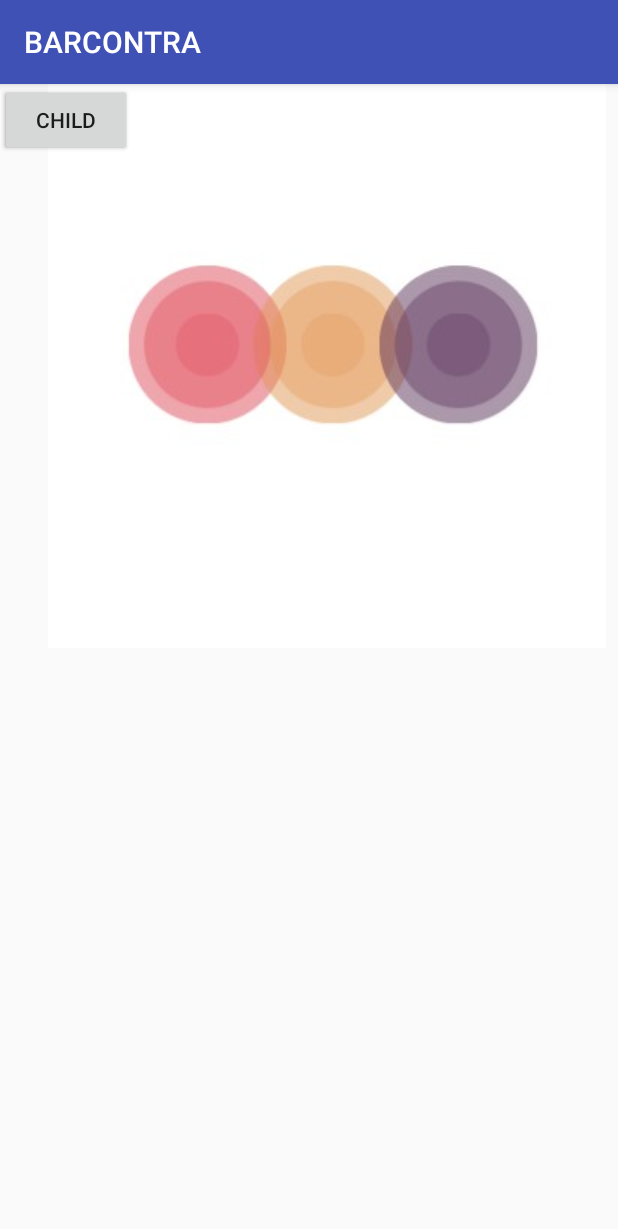
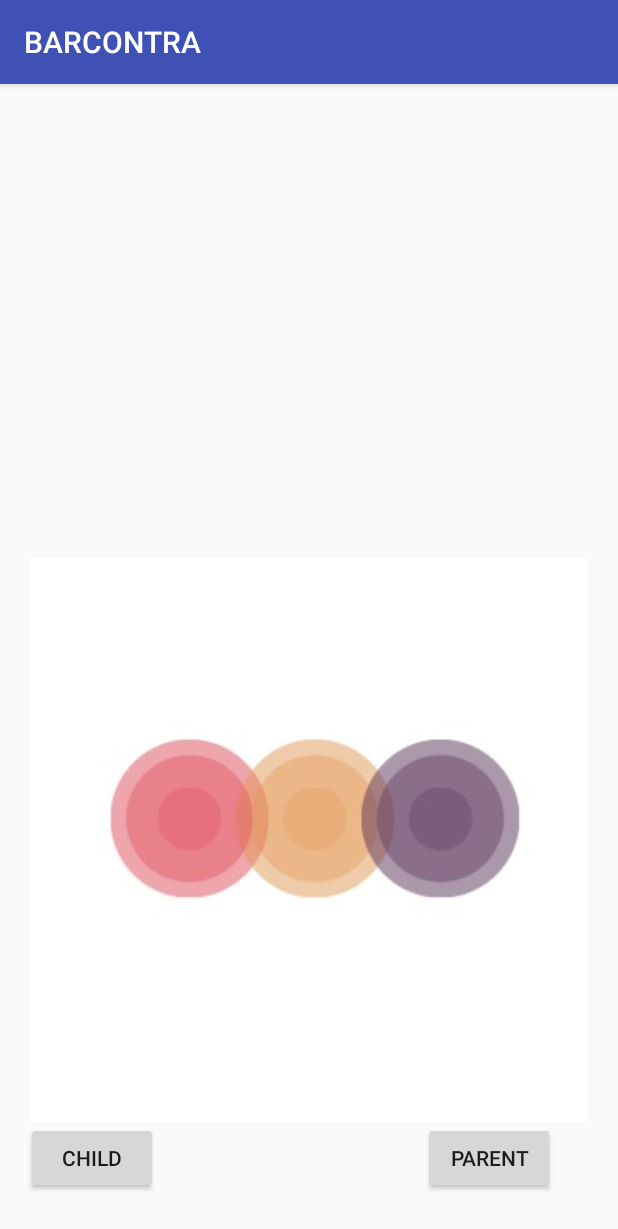
Before and after one commit to gshashank84/Barcontra, an Android app: the StartActivity screen opened directly, with no data from a screen before it, on a phone screen of 412 x 824 dp. Shown: the top 1229 px of the screen. Run offline under Robolectric (Android 15) with nearby library versions, the phone set to English and light mode, and no system bars.

```diff
--- a/app/src/main/AndroidManifest.xml
+++ b/app/src/main/AndroidManifest.xml
@@ -47,9 +47,7 @@
         <activity
             android:name=".MapsActivity"
             android:label="@string/title_activity_maps" />
-        <activity
-            android:name=".LoginActivity"
-            android:label="@string/title_activity_login" />
+
         <activity android:name=".StartActivity">
             <intent-filter>
                 <action android:name="android.intent.action.MAIN" />
--- a/app/src/main/java/com/orizon/shashank_ayush/barcontra/StartActivity.java
+++ b/app/src/main/java/com/orizon/shashank_ayush/barcontra/StartActivity.java
@@ -1,7 +1,11 @@
 package com.orizon.shashank_ayush.barcontra;
 
+import android.app.Activity;
+import android.content.Intent;
 import android.support.v7.app.AppCompatActivity;
 import android.os.Bundle;
+import android.view.View;
+import android.widget.Button;
 
 public class StartActivity extends AppCompatActivity {
 
@@ -9,5 +13,25 @@ public class StartActivity extends AppCompatActivity {
     protected void onCreate(Bundle savedInstanceState) {
         super.onCreate(savedInstanceState);
         setContentView(R.layout.activity_start);
+
+        Button btn1 = (Button)findViewById(R.id.button3);
+        btn1.setOnClickListener(new View.OnClickListener() {
+            public void onClick(View v) {
+                startActivity(new Intent(StartActivity.this, MainActivity.class));
+            }
+        });
+
+        Button btn2 = (Button)findViewById(R.id.button2);
+
+        btn2.setOnClickListener(new View.OnClickListener() {
+            @Override
+            public void onClick(View v) {
+                startActivity(new Intent(StartActivity.this, MapsActivity.class));
+            }
+        });
     }
+
+
+
+
 }
--- a/app/src/main/res/layout/activity_start.xml
+++ b/app/src/main/res/layout/activity_start.xml
@@ -10,28 +10,37 @@
         android:id="@+id/button2"
         android:layout_width="wrap_content"
         android:layout_height="wrap_content"
+        android:layout_marginBottom="28dp"
         android:text="Parent"
         android:visibility="visible"
-        tools:layout_editor_absoluteX="238dp"
-        tools:layout_editor_absoluteY="423dp" />
+        app:layout_constraintBottom_toBottomOf="parent"
+        app:layout_constraintHorizontal_bias="0.871"
+        app:layout_constraintLeft_toLeftOf="parent"
+        app:layout_constraintRight_toRightOf="parent" />
 
     <Button
         android:id="@+id/button3"
         android:layout_width="wrap_content"
         android:layout_height="wrap_content"
+        android:layout_marginBottom="28dp"
         android:text="Child"
         android:visibility="visible"
-        tools:layout_editor_absoluteX="56dp"
-        tools:layout_editor_absoluteY="423dp" />
+        app:layout_constraintBottom_toBottomOf="parent"
+        app:layout_constraintHorizontal_bias="0.054"
+        app:layout_constraintLeft_toLeftOf="parent"
+        app:layout_constraintRight_toRightOf="parent" />
 
     <ImageView
         android:id="@+id/imageView2"
         android:layout_width="wrap_content"
-        android:layout_height="wrap_content"
-        android:layout_marginEnd="8dp"
-        app:layout_constraintEnd_toEndOf="parent"
-        app:srcCompat="@drawable/logo"
-        tools:layout_editor_absoluteY="0dp" />
+        android:layout_height="528dp"
+        android:adjustViewBounds="false"
+        android:cropToPadding="false"
+        android:visibility="visible"
+        app:layout_constraintBottom_toBottomOf="parent"
+        app:layout_constraintLeft_toLeftOf="parent"
+        app:layout_constraintRight_toRightOf="parent"
+        app:srcCompat="@drawable/logo" android:contentDescription="TODO"/>
 
 
 </android.support.constraint.ConstraintLayout>
```
